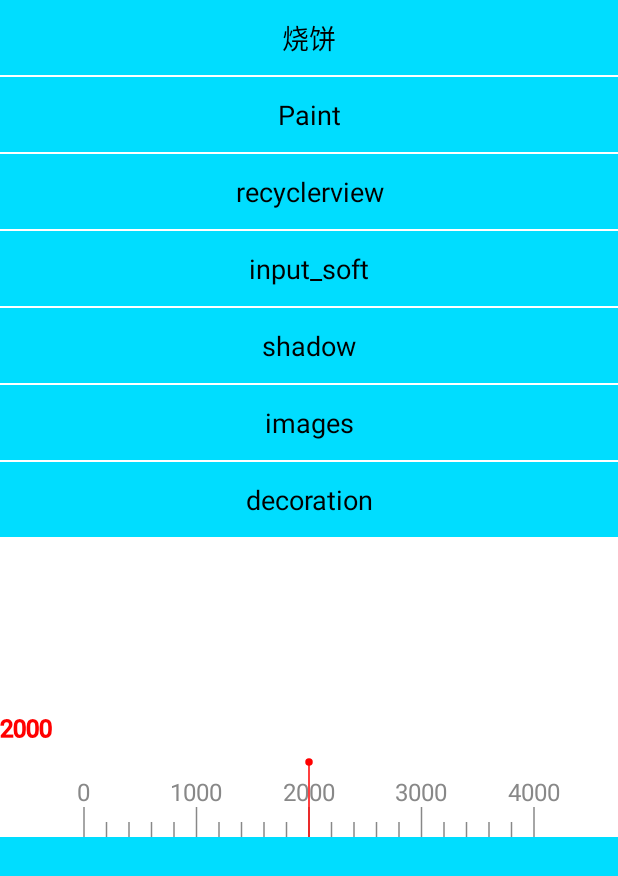
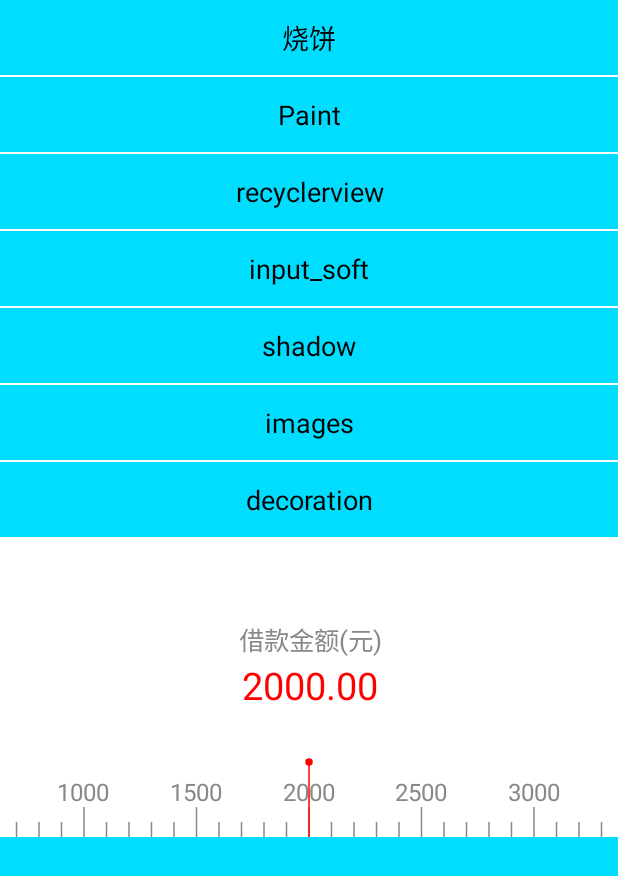
Before and after one commit to RottenWang/ViewViewView, an Android app: the screen it shows after launch (MainActivity), on a phone screen of 412 x 824 dp. Shown: the top 876 px of the screen. Run offline under Robolectric (Android 15) with nearby library versions, the phone set to English and light mode, and no system bars; our stand-ins replace ButterKnife, EventBus; libraries missing offline, so code that uses them is left out: android.support.v7, com.facebook.cache, com.facebook.common, com.facebook.drawee, com.facebook.imagepipeline and 2 more; 6 statements that could not run were skipped.

Commit message:
刻度尺控件开发细节优化

```diff
--- a/app/src/main/java/com/drwang/views/view/SelectedMoneyView2.java
+++ b/app/src/main/java/com/drwang/views/view/SelectedMoneyView2.java
@@ -6,12 +6,13 @@ import android.graphics.Canvas;
 import android.graphics.Color;
 import android.graphics.Paint;
 import android.graphics.Rect;
-import android.os.Handler;
 import android.support.annotation.Nullable;
 import android.util.AttributeSet;
 import android.util.Log;
 import android.view.MotionEvent;
 import android.view.View;
+
+import java.text.DecimalFormat;
 
 /**
  * Created by wang on 2017/10/9.
@@ -38,7 +39,9 @@ public class SelectedMoneyView2 extends View {
     private int middleColor;
     private int deltaMoney;
     private boolean isFullScreenWidth;  //是否需要满屏幕
-
+    int currentMoney;
+    DecimalFormat df = new DecimalFormat("0.00");
+    private int titleColor;
 
     public SelectedMoneyView2(Context context) {
         this(context, null);
@@ -57,18 +60,10 @@ public class SelectedMoneyView2 extends View {
         density = getResources().getDisplayMetrics().density;
         paint = new Paint(Paint.ANTI_ALIAS_FLAG);
         paint.setStrokeWidth(density);
-        paint.setTextSize(density * 16);
         deltaX = 15 * density;
-        setMoney(10, 100, 1140, 1140, true);
-        setDeviDeMoneyColor(Color.GRAY);
-        setMoneyColor(Color.RED);
-        setMiddleLineColor(Color.RED);
-        new Handler().postDelayed(new Runnable() {
-            @Override
-            public void run() {
-                setMoney(200, 600, 3000, 3800);
-            }
-        }, 5000);
+        setMoney(100, 600, 3600, 3800, true);
+        setColors(Color.GRAY, Color.RED, Color.RED, Color.GRAY);
+
     }
 
     @Override
@@ -86,6 +81,7 @@ public class SelectedMoneyView2 extends View {
             scrollerXDefault += deltaX / 2.0f;
             scrollerCurrent = scrollerXDefault;
         }
+        paint.setTextSize(density * 16);
         paint.setColor(devideMoneyColor);
         paint.setStyle(Paint.Style.FILL);
         int height = getHeight();
@@ -119,17 +115,33 @@ public class SelectedMoneyView2 extends View {
         float lineLength = height - 50 * density;
         paint.setStyle(Paint.Style.FILL_AND_STROKE);
         paint.setColor(middleColor);
-        //画线
+        //画中线
         canvas.drawLine(width / 2, lineLength, width / 2, height, paint);
         //画小圆
         canvas.drawCircle(width / 2, lineLength, 2 * density, paint);
         //画金额
-        drawMoney(canvas);
+        paint.setStyle(Paint.Style.FILL);
+        drawMoney(canvas, width / 2, height / 2); //金额的位置
+        //画标题
+        drawTitle(canvas, width / 2, (int) (height / 2 - 30 * density));
     }
 
-    int currentMoney;
+    private void drawTitle(Canvas canvas, int centerX, int centerY) {
+        paint.setColor(titleColor);
+        paint.setTextSize(17 * density);
+        String text = "借款金额(元)";
+        Rect rect = new Rect();
+        paint.getTextBounds(text, 0, text.length(), rect); //获取文字边界
+        float lineX = centerX - (rect.left + rect.right) / 2.0f; // 计算文字的基准线
+        float lineY = centerY - (rect.top + rect.bottom) / 2.0f;
+        canvas.drawText(text, lineX, lineY, paint);
 
-    private void drawMoney(Canvas canvas) {
+    }
+
+
+    private void drawMoney(Canvas canvas, int centerX, int centerY) {
+        paint.setTextSize(25 * density);
+        paint.setColor(moneyColor);
         float v = scrollerCurrent - scrollerXDefault;
         int delta;
         if (v >= 0) {
@@ -154,7 +166,12 @@ public class SelectedMoneyView2 extends View {
             }
         }
         currentMoney = money;
-        canvas.drawText(String.valueOf(money), 0, 200, paint);
+        Rect rect = new Rect();
+        String text = df.format(money);
+        paint.getTextBounds(text, 0, text.length(), rect); //获取文字边界
+        float lineX = centerX - (rect.left + rect.right) / 2.0f; // 计算文字的基准线
+        float lineY = centerY - (rect.top + rect.bottom) / 2.0f;
+        canvas.drawText(text, lineX, lineY, paint);
 
     }
 
@@ -318,6 +335,10 @@ public class SelectedMoneyView2 extends View {
         this.middleColor = color;
     }
 
+    private void setTitleColor(int color) {
+        this.titleColor = color;
+    }
+
     /**
      * 设置刻度money
      *
@@ -378,4 +399,19 @@ public class SelectedMoneyView2 extends View {
     public void setIsFullScreenWidth(boolean isFullScreenWidth) {
         this.isFullScreenWidth = isFullScreenWidth;
     }
+
+    /**
+     * 设置颜色
+     *
+     * @param devideAndMoneyColor 刻度和刻度金额颜色
+     * @param moneyColor          当前金额的颜色
+     * @param midLineColor        中线颜色
+     * @param titleColor          标题颜色
+     */
+    public void setColors(int devideAndMoneyColor, int moneyColor, int midLineColor, int titleColor) {
+        setDeviDeMoneyColor(devideAndMoneyColor);
+        setMoneyColor(moneyColor);
+        setMiddleLineColor(midLineColor);
+        setTitleColor(titleColor);
+    }
 }
```
